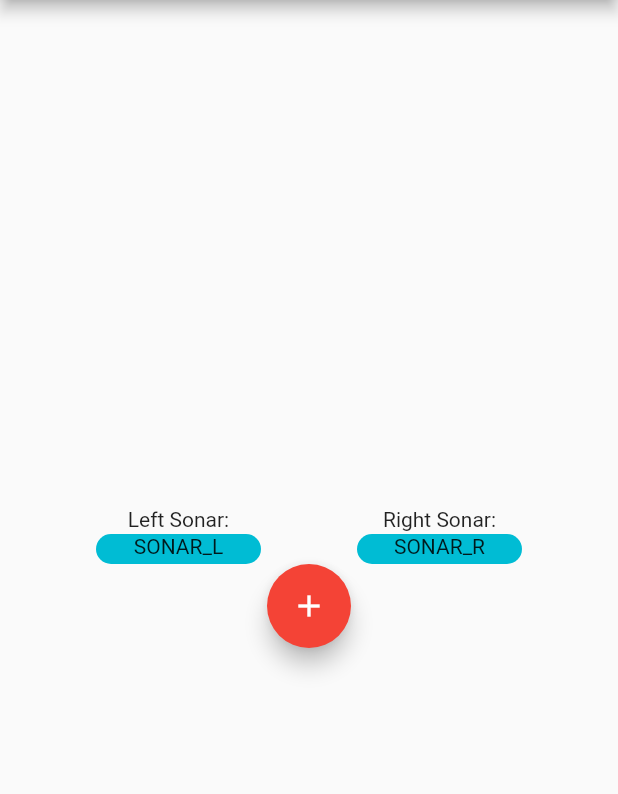
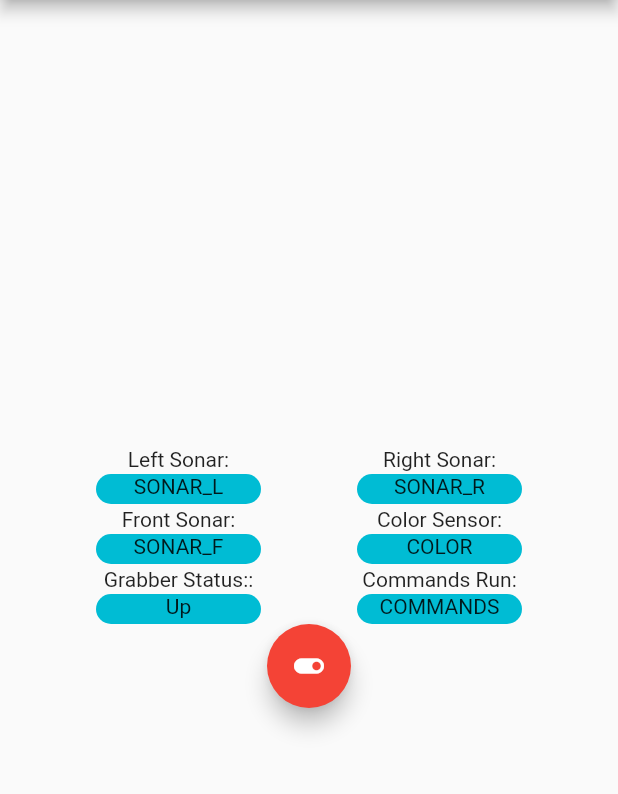
Before and after one commit to G-hop7/Robot-Controller, a Flutter app: the screen it shows after launch, on a phone screen of 412 x 824 dp, the part 84-878 px from its top. Run offline on Flutter 3.47's test engine with Material 2 defaults, Android fonts, the phone set to English and light mode, and no system bars.

Commit message:
More GUI work; began toggle grabber

```diff
--- a/main/clickme/lib/main.dart
+++ b/main/clickme/lib/main.dart
@@ -48,7 +48,9 @@ class MyHomePage extends StatefulWidget {
 }
 
 class _MyHomePageState extends State<MyHomePage> {
+  //functions here
   int _counter = 0;
+  bool grabber_state = false;
 
   void _incrementCounter() {
     setState(() {
@@ -59,6 +61,17 @@ class _MyHomePageState extends State<MyHomePage> {
       // called again, and so nothing would appear to happen.
       _counter++;
     });
+  }
+
+     _togglegrabber() {
+        grabber_state = true;
+        if (grabber_state) {
+          return "Up";
+        }
+        if (grabber_state = false) {
+          return "Down";
+        }
+
   }
 
   void _decrementCounter() {
@@ -126,14 +139,111 @@ class _MyHomePageState extends State<MyHomePage> {
                   "SONAR_R"
                   //style:
                   ),),
-                //const Icon(
-                //  Icons.square,
-                //  color: Color.fromARGB(255, 255, 0, 0)),
+                  ]),
+              Row(
+            mainAxisAlignment: MainAxisAlignment.spaceEvenly,
+            children: [
+            Container(
+                width: 110,
+                height: 20,
+                decoration: BoxDecoration(
+                  borderRadius: BorderRadius.circular(20),
+                  ),
+                  alignment: Alignment.center,
+                  child: const Text(
+                  "Front Sonar:"
+                  ),),
+            Container(
+                width: 110,
+                height: 20,
+                decoration: BoxDecoration(
+                  borderRadius: BorderRadius.circular(20),
+                  ),
+                  alignment: Alignment.center,
+                  child: const Text(
+                  "Color Sensor:"
+                  ),),]),
+          Row(
+            mainAxisAlignment: MainAxisAlignment.spaceEvenly,
+            children: [
+              Container(
+                width: 110,
+                height: 20,
+                decoration: BoxDecoration(
+                  color: Colors.cyan,
+                  borderRadius: BorderRadius.circular(20),
+                  ),
+                  alignment: Alignment.topCenter,
+                  child: const Text(
+                  "SONAR_F"
+                  ),),
+              Container(
+                width: 110,
+                height: 20,
+                decoration: BoxDecoration(
+                  color: Colors.cyan,
+                  borderRadius: BorderRadius.circular(20),
+                  ),
+                  alignment: Alignment.topCenter,
+                  child: const Text(
+                  "COLOR"
+                  //style:
+                  ),),
+                  ]),
+              Row(
+            mainAxisAlignment: MainAxisAlignment.spaceEvenly,
+            children: [
+            Container(
+                width: 110,
+                height: 20,
+                decoration: BoxDecoration(
+                  borderRadius: BorderRadius.circular(20),
+                  ),
+                  alignment: Alignment.center,
+                  child: const Text(
+                  "Grabber Status::"
+                  ),),
+            Container(
+                width: 110,
+                height: 20,
+                decoration: BoxDecoration(
+                  borderRadius: BorderRadius.circular(20),
+                  ),
+                  alignment: Alignment.center,
+                  child: const Text(
+                  "Commands Run:"
+                  ),),]),
+          Row(
+            mainAxisAlignment: MainAxisAlignment.spaceEvenly,
+            children: [
+              Container(
+                width: 110,
+                height: 20,
+                decoration: BoxDecoration(
+                  color: Colors.cyan,
+                  borderRadius: BorderRadius.circular(20),
+                  ),
+                  alignment: Alignment.topCenter,
+                  child:  Text(
+                  _togglegrabber()
+                  ),),
+              Container(
+                width: 110,
+                height: 20,
+                decoration: BoxDecoration(
+                  color: Colors.cyan,
+                  borderRadius: BorderRadius.circular(20),
+                  ),
+                  alignment: Alignment.topCenter,
+                  child: const Text(
+                  "COMMANDS"
+                  //style:
+                  ),),
         ]),
               FloatingActionButton(
-                onPressed: _incrementCounter,
-                tooltip: 'Increment',
-                child: const Icon(Icons.add),
+              onPressed: _togglegrabber,
+                tooltip: 'Toggle_Grabber',
+                child: Icon(Icons.toggle_on),
                ),
 
     ]));
```
